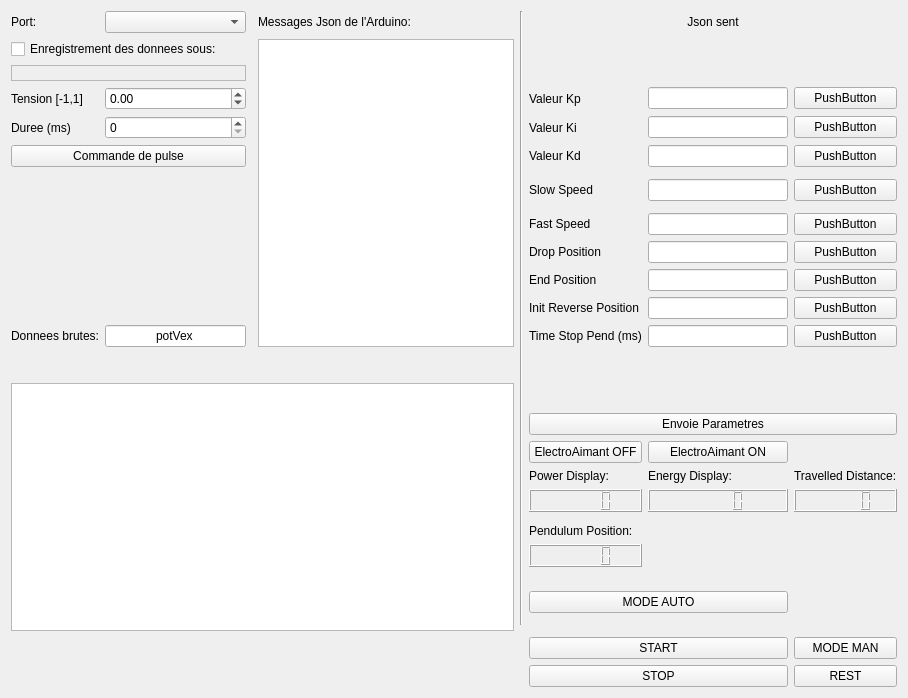
Qt form Code_Qt/mainwindow.ui (Swing-Genesis/S3-PROJET) before a commit.
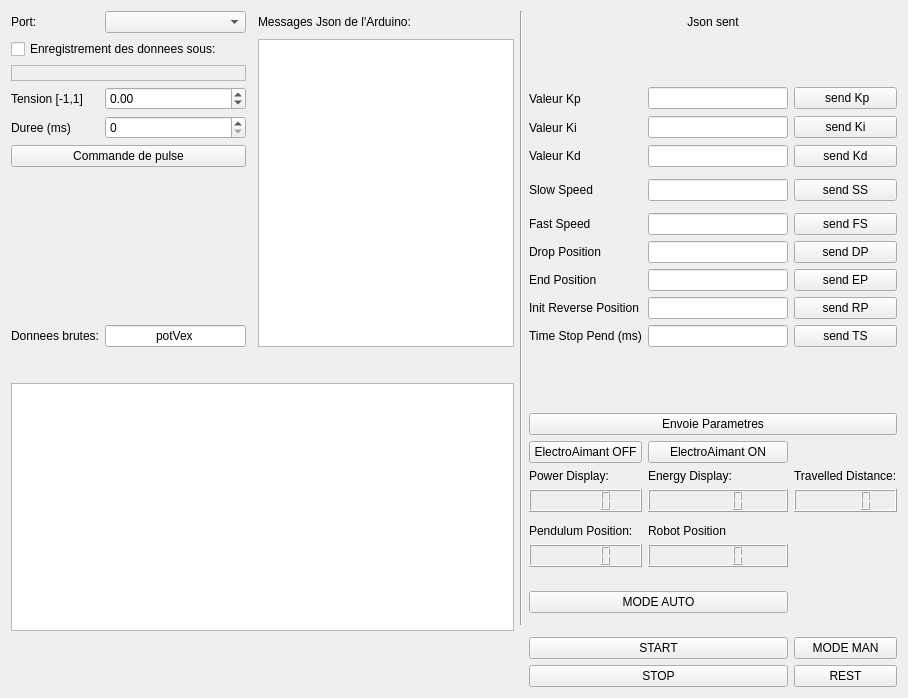
The same form after that commit. Custom widgets are drawn as their Qt base class.

Commit message: time to check raspberry pi on robot

Diff of the .ui file:
```diff
--- a/Code_Qt/mainwindow.ui
+++ b/Code_Qt/mainwindow.ui
@@ -24,14 +24,14 @@
     <item row="11" column="8">
      <widget class="QPushButton" name="pb_SS">
       <property name="text">
-       <string>PushButton</string>
+       <string>send SS</string>
       </property>
      </widget>
     </item>
     <item row="14" column="8">
      <widget class="QPushButton" name="pb_DP">
       <property name="text">
-       <string>PushButton</string>
+       <string>send DP</string>
       </property>
      </widget>
     </item>
@@ -75,7 +75,7 @@
     <item row="13" column="8">
      <widget class="QPushButton" name="pb_FS">
       <property name="text">
-       <string>PushButton</string>
+       <string>send FS</string>
       </property>
      </widget>
     </item>
@@ -155,7 +155,7 @@
     <item row="8" column="8">
      <widget class="QPushButton" name="pb_Ki">
       <property name="text">
-       <string>PushButton</string>
+       <string>send Ki</string>
       </property>
      </widget>
     </item>
@@ -207,7 +207,7 @@
     <item row="16" column="8">
      <widget class="QPushButton" name="pb_InitRversePosition">
       <property name="text">
-       <string>PushButton</string>
+       <string>send RP</string>
       </property>
      </widget>
     </item>
@@ -277,7 +277,7 @@
     <item row="9" column="8">
      <widget class="QPushButton" name="pb_Kd">
       <property name="text">
-       <string>PushButton</string>
+       <string>send Kd</string>
       </property>
      </widget>
     </item>
@@ -298,7 +298,7 @@
     <item row="17" column="8">
      <widget class="QPushButton" name="pb_TimeStopPend">
       <property name="text">
-       <string>PushButton</string>
+       <string>send TS</string>
       </property>
      </widget>
     </item>
@@ -315,7 +315,7 @@
     <item row="7" column="8">
      <widget class="QPushButton" name="pb_Kp">
       <property name="text">
-       <string>PushButton</string>
+       <string> send Kp</string>
       </property>
      </widget>
     </item>
@@ -329,7 +329,7 @@
     <item row="15" column="8">
      <widget class="QPushButton" name="pb_EP">
       <property name="text">
-       <string>PushButton</string>
+       <string>send EP</string>
       </property>
      </widget>
     </item>
@@ -410,6 +410,16 @@
       </property>
      </widget>
     </item>
+    <item row="33" column="7">
+     <widget class="QLabel" name="label_7">
+      <property name="text">
+       <string>Robot Position</string>
+      </property>
+     </widget>
+    </item>
+    <item row="34" column="7">
+     <widget class="QLCDNumber" name="display_pos"/>
+    </item>
    </layout>
   </widget>
  </widget>
```
The commit also changes 6 other files.
